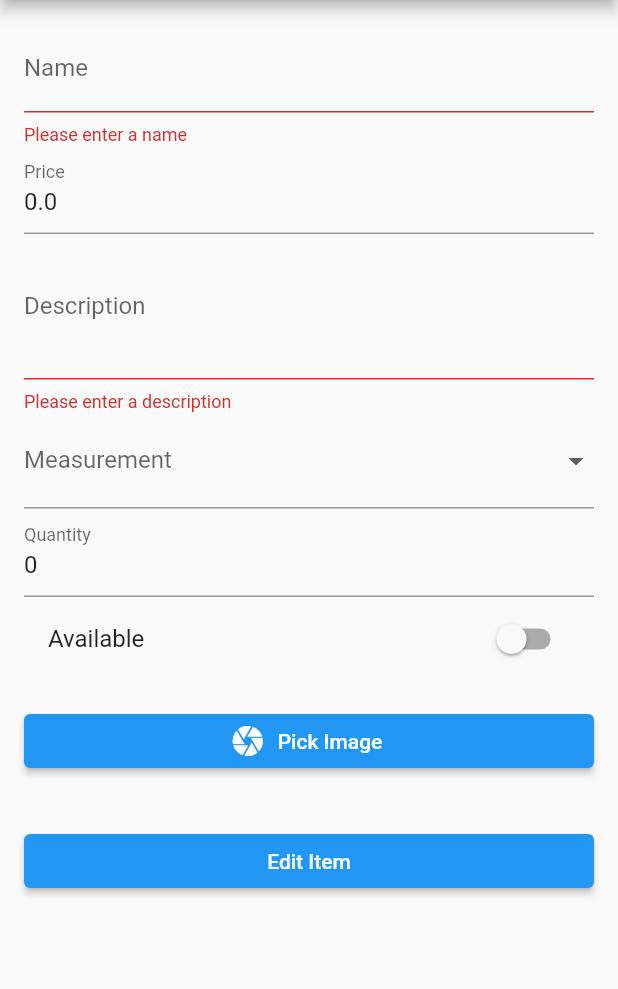
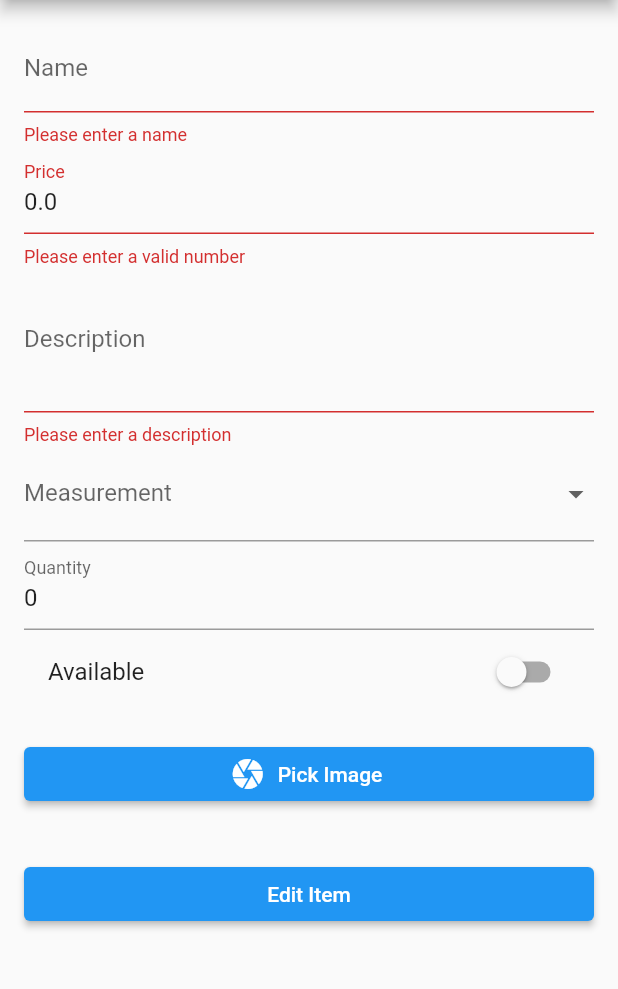
Before and after one commit to amila1998/Hardwarehub, a Flutter app: the EditItemScreen screen opened directly with empty values, after a tap on "Edit Item", on a phone screen of 412 x 824 dp, the part 84-1073 px from its top. Run offline on Flutter 3.47's test engine with Material 2 defaults, Android fonts, the phone set to English and light mode, and no system bars; our stand-ins replace cloud_firestore, file_picker, firebase_auth, firebase_core, firebase_storage, fluttertoast and 1 more; missing offline and left inert: flutter_custom_cards; accounts and stored records are empty.

Commit message:
Add some styles

```diff
--- a/lib/Screens/HomeScreen.dart
+++ b/lib/Screens/HomeScreen.dart
@@ -70,7 +70,7 @@ class _HomeScreenState extends State<HomeScreen> {
         ],
         currentIndex: _selectedIndex,
         unselectedItemColor: Colors.grey,
-        selectedItemColor: Colors.amberAccent,
+        selectedItemColor: Color(0xFFFF573A),
         onTap: _onTabSelected,
       ),
     );
--- a/lib/Screens/User/MySells/AddItemScreen.dart
+++ b/lib/Screens/User/MySells/AddItemScreen.dart
@@ -186,6 +186,10 @@ class _AddItemScreenState extends State<AddItemScreen> {
                               if (value!.isEmpty) {
                                 return 'Please enter a price';
                               }
+                              final number = int.tryParse(value);
+                              if (number == null) {
+                                return 'Please enter a valid number';
+                              }
                               return null;
                             },
                           ),
--- a/lib/Screens/User/MySells/EditItemScreen.dart
+++ b/lib/Screens/User/MySells/EditItemScreen.dart
@@ -76,7 +76,7 @@ class _EditItemScreenState extends State<EditItemScreen> {
     }
   }
 
-   Future<String> _uploadFile(Uint8List fileToUpload) async {
+  Future<String> _uploadFile(Uint8List fileToUpload) async {
     String imageUrl = '';
     try {
       firabase_storage.UploadTask uploadTask;
@@ -116,10 +116,10 @@ class _EditItemScreenState extends State<EditItemScreen> {
   Widget build(BuildContext context) {
     final itemProvider = Provider.of<ItemProvider>(context);
     final user = FirebaseAuth.instance.currentUser;
-  String? imageUrl;
+    String? imageUrl;
     void _submitForm() async {
-      if(selectedBookImageInBytes != null) {
-      imageUrl = await _uploadFile(selectedBookImageInBytes!);
+      if (selectedBookImageInBytes != null) {
+        imageUrl = await _uploadFile(selectedBookImageInBytes!);
       }
       final form = _formKey.currentState;
       if (form != null && form.validate()) {
@@ -130,11 +130,11 @@ class _EditItemScreenState extends State<EditItemScreen> {
         final isAvailable = _isAvailable;
         final mesurement = _selectedMeasurement;
         final quantity = int.parse(_quantityController.text);
-        final itemPhoto = imageUrl ?? _itemPhotoController.text ;
+        final itemPhoto = imageUrl ?? _itemPhotoController.text;
 // add the new item to the database
         final updatedItem = Item(
           id: id.toString(),
-          name:name,
+          name: name,
           price: price,
           description: description,
           isAvailable: isAvailable,
@@ -154,7 +154,8 @@ class _EditItemScreenState extends State<EditItemScreen> {
         _itemPhotoController.clear();
 
         // navigate back to the item list screen
-        Provider.of<ItemProvider>(context, listen: false).loadItemsbyuser(user.uid);
+        Provider.of<ItemProvider>(context, listen: false)
+            .loadItemsbyuser(user.uid);
         Navigator.pop(context);
       }
     }
@@ -205,6 +206,10 @@ class _EditItemScreenState extends State<EditItemScreen> {
                             validator: (value) {
                               if (value!.isEmpty) {
                                 return 'Please enter a price';
+                              }
+                              final number = int.tryParse(value);
+                              if (number == null) {
+                                return 'Please enter a valid number';
                               }
                               return null;
                             },
```
Also changed, not shown: lib/Screens/Items/HomePageScreen.dart (+24 -2 lines), lib/Screens/User/ProfileScreen.dart (+30 -2 lines).
